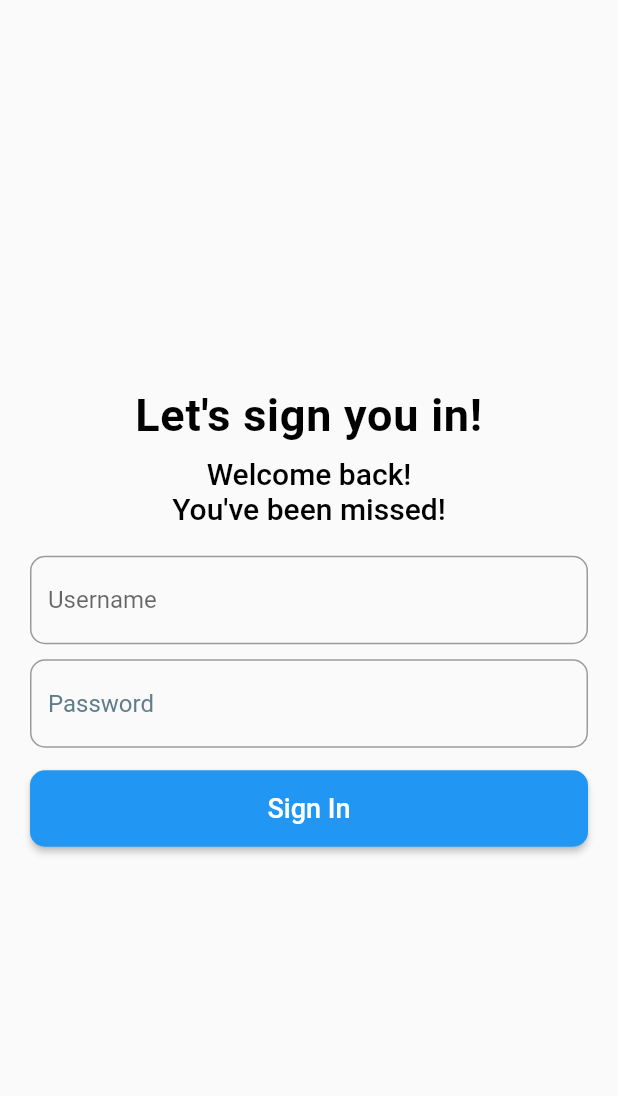
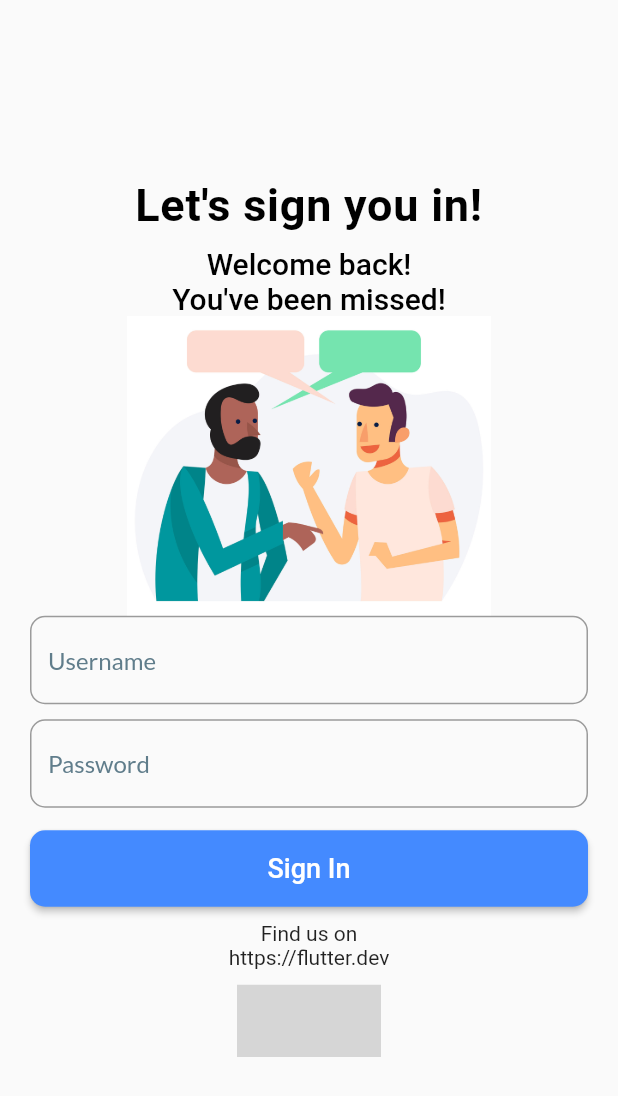
Before and after one commit to azimizzudin/Flutter-Exercise, a Flutter app: the screen it shows after launch, on a phone screen of 412 x 824 dp. Shown: the top 1096 px of the screen. Run offline on Flutter 3.47's test engine with Material 2 defaults, Android fonts, the phone set to English and light mode, and no system bars; our stand-ins replace google_fonts; missing offline and left inert: social_media_buttons; statements that could not run were skipped; grey boxes are pictures that could not be loaded.

```diff
--- a/lib/loginPage.dart
+++ b/lib/loginPage.dart
@@ -1,10 +1,16 @@
 import 'package:flutter/material.dart';
+import 'package:flutter_exercise/widgets/loginTextField.dart';
+import 'package:flutter_exercise/utils/spaces.dart';
+import 'package:social_media_buttons/social_media_button.dart';
+import 'package:url_launcher/url_launcher.dart';
 
 class LoginPage extends StatelessWidget {
   LoginPage({Key? key}) : super(key: key);
 
   final usernameController = TextEditingController();
   final passwordController = TextEditingController();
+
+  final _url = 'https://flutter.dev';
 
   final _formkey = GlobalKey<FormState>();
 
@@ -24,9 +30,10 @@ class LoginPage extends StatelessWidget {
   @override
   Widget build(BuildContext context) {
     return Scaffold(
-      body: Padding(
+      body: Center(
+        child: SingleChildScrollView(
+          child: Padding(
             padding: EdgeInsets.symmetric(horizontal: 20),
-        child: Center(
             child: Column(
               mainAxisAlignment: MainAxisAlignment.center,
               crossAxisAlignment: CrossAxisAlignment.stretch,
@@ -40,7 +47,7 @@ class LoginPage extends StatelessWidget {
                       fontWeight: FontWeight.bold,
                       letterSpacing: 0.5),
                 ),
-              const SizedBox(height: 10),
+                verticalSpacing(10),
                 const Text(
                   'Welcome back! \nYou\'ve been missed!',
                   textAlign: TextAlign.center,
@@ -49,14 +56,15 @@ class LoginPage extends StatelessWidget {
                       fontSize: 20,
                       color: Colors.black),
                 ),
-              const SizedBox(
-                height: 20,
+                Image.asset(
+                  'assets/people-talking-illustration-vector.jpg',
+                  height: 200,
                 ),
                 Form(
                   key: _formkey,
                   child: Column(
                     children: [
-                    TextFormField(
+                      LoginTextField(
                         validator: (value) {
                           if (value != null &&
                               value.isNotEmpty &&
@@ -68,16 +76,10 @@ class LoginPage extends StatelessWidget {
                           return null;
                         },
                         controller: usernameController,
-                      decoration: const InputDecoration(
                         hintText: 'Username',
-                          border: OutlineInputBorder(
-                              borderRadius:
-                                  BorderRadius.all(Radius.circular(10)))),
                       ),
-                    const SizedBox(
-                      height: 10,
-                    ),
-                    TextFormField(
+                      verticalSpacing(10),
+                      LoginTextField(
                         validator: (value) {
                           if (value != null &&
                               value.isNotEmpty &&
@@ -89,33 +91,48 @@ class LoginPage extends StatelessWidget {
                           return null;
                         },
                         controller: passwordController,
-                      decoration: const InputDecoration(
                         hintText: 'Password',
-                          hintStyle: TextStyle(color: Colors.blueGrey),
-                          border: OutlineInputBorder(
-                              borderRadius:
-                                  BorderRadius.all(Radius.circular(10)))),
+                        hasAsterisks: true,
                       ),
                     ],
                   ),
                 ),
-              const SizedBox(
-                height: 15,
-              ),
+                verticalSpacing(15),
                 ElevatedButton(
                     onPressed: () {
                       signIn(context);
                     },
                     style: ElevatedButton.styleFrom(
-                      backgroundColor: Colors.blue,
+                        backgroundColor: Colors.blueAccent,
                         shape: const RoundedRectangleBorder(
-                          borderRadius: BorderRadius.all(Radius.circular(10))),
+                            borderRadius:
+                                BorderRadius.all(Radius.circular(10))),
                         padding: EdgeInsets.all(15)),
                     child: const Text(
                       'Sign In',
                       style: TextStyle(fontSize: 18),
-                  ))
+                    )),
+                verticalSpacing(10),
+                GestureDetector(
+                  onTap: () async {
+                    if (!await launch(_url)) {
+                      throw 'Could not launch $_url';
+                    }
+                  },
+                  child: Column(
+                    children: [Text('Find us on'), Text('$_url')],
+                  ),
+                ),
+                verticalSpacing(10),
+                const Row(
+                  mainAxisAlignment: MainAxisAlignment.center,
+                  children: [
+                    SocialMediaButton.twitter(url: 'https://twitter.com'),
+                    SocialMediaButton.linkedin(url: 'https://linkedin.com')
                   ],
+                )
+              ],
+            ),
           ),
         ),
       ),
--- a/lib/main.dart
+++ b/lib/main.dart
@@ -1,6 +1,7 @@
 import 'package:flutter/material.dart';
 import 'package:flutter_exercise/chatPage.dart';
 import 'package:flutter_exercise/loginPage.dart';
+import 'package:flutter_exercise/utils/brandColor.dart';
 
 void main() {
   runApp(ChatApp());
@@ -13,7 +14,7 @@ class ChatApp extends StatelessWidget {
     return MaterialApp(
       title: 'Flutter Chat App',
       theme: ThemeData(
-          primarySwatch: Colors.blue,
+          primarySwatch: BrandColor.primaryColor,
           appBarTheme: const AppBarTheme(
               backgroundColor: Colors.blue, foregroundColor: Colors.black)),
       home: LoginPage(),
--- /dev/null
+++ b/lib/utils/brandColor.dart
@@ -0,0 +1,6 @@
+import 'package:flutter/material.dart';
+
+class BrandColor {
+  static Color chatInputColor = const Color(0xff1d1c21);
+  static MaterialColor primaryColor = Colors.blue;
+}
--- /dev/null
+++ b/lib/utils/spaces.dart
@@ -0,0 +1,5 @@
+import 'package:flutter/material.dart';
+
+Widget verticalSpacing(double val) => SizedBox(height: val);
+
+Widget horizontalSpacing(double val) => SizedBox(width: val);
--- /dev/null
+++ b/lib/utils/textFieldStyles.dart
@@ -0,0 +1,7 @@
+import 'package:flutter/material.dart';
+import 'package:google_fonts/google_fonts.dart';
+
+class ThemeTextStyles {
+  static TextStyle loginTextFieldStyle =
+      GoogleFonts.lato(textStyle: TextStyle(color: Colors.blueGrey));
+}
--- /dev/null
+++ b/lib/widgets/loginTextField.dart
@@ -0,0 +1,36 @@
+import 'package:flutter/material.dart';
+import '../utils/textFieldStyles.dart';
+
+class LoginTextField extends StatelessWidget {
+  final TextEditingController controller;
+  final String hintText;
+  final FormFieldValidator<String>? validator;
+  final bool hasAsterisks;
+
+  const LoginTextField(
+      {Key? key,
+      required this.controller,
+      required this.hintText,
+      this.validator,
+      this.hasAsterisks = false})
+      : super(key: key);
+
+  @override
+  Widget build(BuildContext context) {
+    return TextFormField(
+      obscureText: hasAsterisks,
+      validator: (value) {
+        if (validator != null) {
+          return validator!(value);
+        }
+        return null;
+      },
+      controller: controller,
+      decoration: InputDecoration(
+          hintText: hintText,
+          hintStyle: ThemeTextStyles.loginTextFieldStyle,
+          border: const OutlineInputBorder(
+              borderRadius: BorderRadius.all(Radius.circular(10)))),
+    );
+  }
+}
```
Also changed, not shown: assets/mock_messages.json (added, +52 -0 lines), lib/chatPage.dart (+49 -10 lines), lib/models/chatMessageEntity.dart (added, +33 -0 lines), lib/widgets/chatBubble.dart (renamed from lib/Widget/chatBubble.dart, +11 -8 lines), lib/widgets/chatInput.dart (renamed from lib/Widget/chatInput.dart, +13 -3 lines), pubspec.yaml (+5 -3 lines), assets/people-talking-illustration-vector.jpg (added), pubspec.lock, 5 other files. Lines whose indentation alone changed are shown as unchanged.
